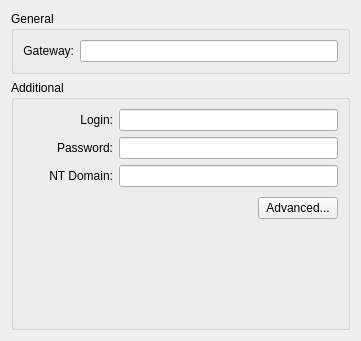
This is vpn/pptp/pptpprop.ui in KDE/plasma-nm as Qt 5 draws it before an edit. The edited form follows.
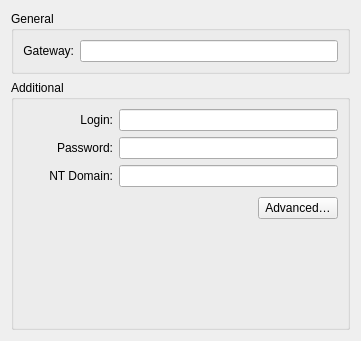
This is the edited form. Custom widgets are drawn as their Qt base class.

What changed in the file:
```diff
--- a/vpn/pptp/pptpprop.ui
+++ b/vpn/pptp/pptpprop.ui
@@ -189,7 +189,7 @@
         <item>
          <widget class="QPushButton" name="btnAdvanced">
           <property name="text">
-           <string comment="like in Advanced settings">Advanced...</string>
+           <string comment="like in Advanced settings">Advanced…</string>
           </property>
           <property name="flat">
            <bool>false</bool>
```
